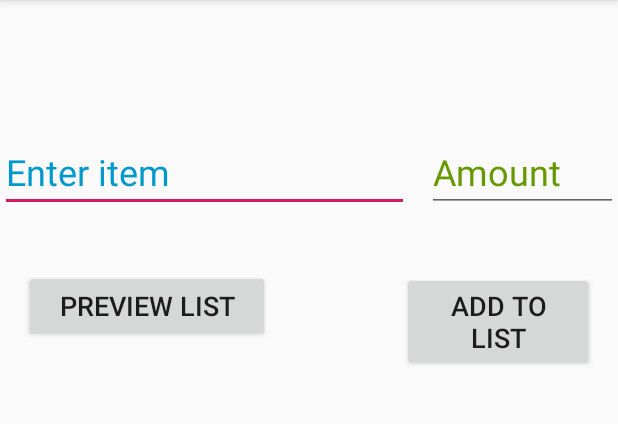
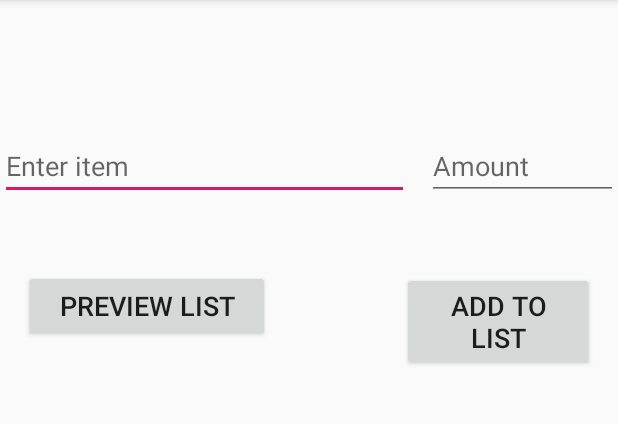
Before and after one commit to Georg1992/SHOPPINGLIST, an Android app: the AddItemsActivity screen opened directly, with no data from a screen before it, after a tap on "ADD TO LIST", on a phone screen of 412 x 824 dp, the part 84-508 px from its top. Run offline under Robolectric (Android 15) with nearby library versions, the phone set to English and light mode, and no system bars; 2 statements that could not run were skipped.

Commit message:
Items entered by user are stored in Arraylist<Item>, but display as null on the shopping list; guys we need to figure this out

```diff
--- a/app/src/main/java/com/example/georg/shoppinglist/AddItemsActivity.java
+++ b/app/src/main/java/com/example/georg/shoppinglist/AddItemsActivity.java
@@ -28,6 +28,8 @@ public class AddItemsActivity extends AppCompatActivity {
 
         int d = Integer.parseInt(amount.getText().toString());
         ItemListHub.getInstance().getItems().add(new Item(itemName.getText().toString(),d));
+        itemName.setText("");
+        amount.setText(null);
 
     }
 
--- a/app/src/main/java/com/example/georg/shoppinglist/Item.java
+++ b/app/src/main/java/com/example/georg/shoppinglist/Item.java
@@ -12,6 +12,6 @@ public class Item {
     }
     public String getName(){return this.name;}
     public int getAmount(){return this.amount;}
-    public String toString(){return this.name  + " " + Integer.toString(this.amount);}
+    public String toString(){return this.name  + " :  " + Integer.toString(this.amount);}
 
 }
--- a/app/src/main/res/layout/activity_add_items.xml
+++ b/app/src/main/res/layout/activity_add_items.xml
@@ -14,10 +14,10 @@
         android:layout_marginEnd="12dp"
         android:layout_marginRight="12dp"
         android:ems="10"
-        android:inputType="textPersonName"
-        android:text="Enter item"
+        android:hint="Enter item"
+        android:inputType="textAutoComplete|textMultiLine|textPersonName"
         android:textColor="@android:color/holo_blue_dark"
-        android:textSize="24sp"
+        android:textSize="18sp"
         app:layout_constraintEnd_toStartOf="@+id/amount"
         app:layout_constraintHorizontal_bias="0.5"
         app:layout_constraintStart_toStartOf="parent"
@@ -28,10 +28,10 @@
         android:layout_width="127dp"
         android:layout_height="wrap_content"
         android:ems="10"
+        android:hint="Amount"
         android:inputType="number"
-        android:text="Amount"
         android:textColor="@android:color/holo_green_dark"
-        android:textSize="24sp"
+        android:textSize="18sp"
         app:layout_constraintBaseline_toBaselineOf="@+id/itemName"
         app:layout_constraintEnd_toEndOf="parent"
         app:layout_constraintHorizontal_bias="0.5"
```
